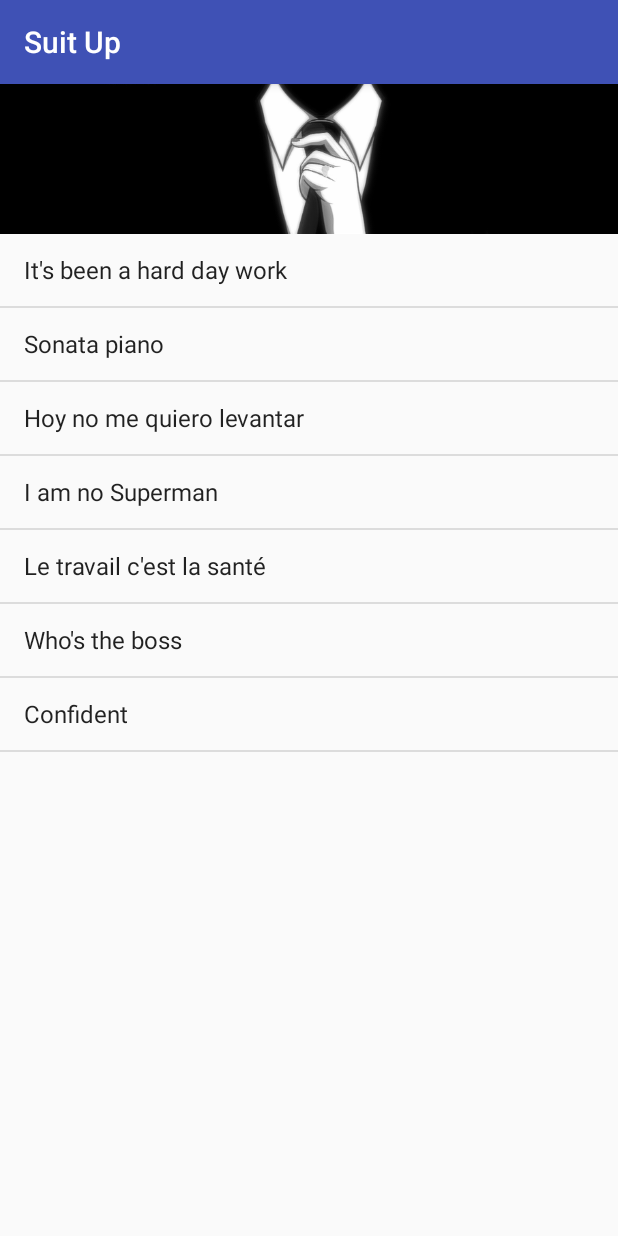
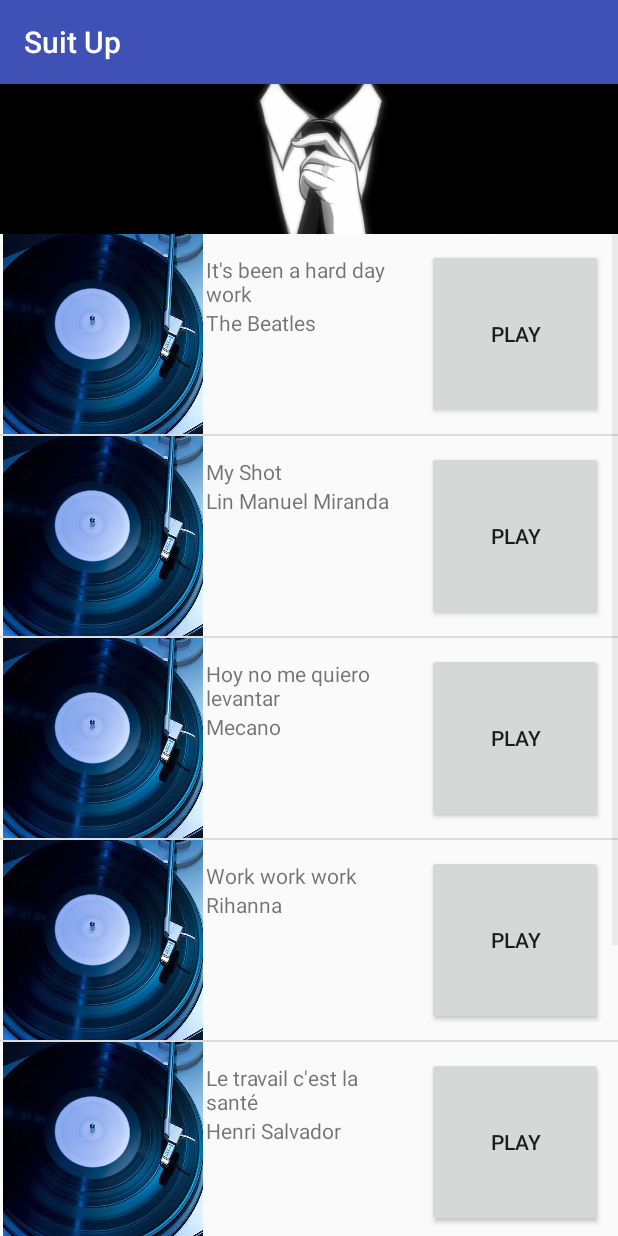
Before and after one commit to carquet/musicApp, an Android app: the SuitUpActivity screen opened directly, with no data from a screen before it, on a phone screen of 412 x 824 dp. Run offline under Robolectric (Android 15) with nearby library versions, the phone set to English and light mode, and no system bars.

Commit message:
adds a Song Adapater and on item click listener to all activities

```diff
--- a/app/src/main/java/com/example/android/musicapp/SuitUpActivity.java
+++ b/app/src/main/java/com/example/android/musicapp/SuitUpActivity.java
@@ -1,8 +1,10 @@
 package com.example.android.musicapp;
 
+import android.content.Intent;
 import android.support.v7.app.AppCompatActivity;
 import android.os.Bundle;
 import android.view.View;
+import android.widget.AdapterView;
 import android.widget.ArrayAdapter;
 import android.widget.LinearLayout;
 import android.widget.ListView;
@@ -17,23 +19,47 @@ public class SuitUpActivity extends AppCompatActivity {
         super.onCreate(savedInstanceState);
         setContentView(R.layout.activity_suit_up);
 
-        //create content - put it in a an ArraysList
-        ArrayList<String> suitUpSongs = new ArrayList<>();
-        suitUpSongs.add("It's been a hard day work");
-        suitUpSongs.add("Sonata piano");
-        suitUpSongs.add("Hoy no me quiero levantar");
-        suitUpSongs.add("I am no Superman");
-        suitUpSongs.add("Le travail c'est la santé");
-        suitUpSongs.add("Who's the boss");
-        suitUpSongs.add("Confident");
+        final ArrayList<Song> songsList = new ArrayList<>();
+        songsList.add(new Song(R.drawable.album,"It's been a hard day work","The Beatles"));
+        songsList.add(new Song(R.drawable.album,"My Shot","Lin Manuel Miranda"));
+        songsList.add(new Song(R.drawable.album,"Hoy no me quiero levantar","Mecano"));
+        songsList.add(new Song(R.drawable.album,"Work work work","Rihanna"));
+        songsList.add(new Song(R.drawable.album,"Le travail c'est la santé","Henri Salvador"));
+        songsList.add(new Song(R.drawable.album,"Who runs the world","Beyoncé"));
+        songsList.add(new Song(R.drawable.album,"Confident","Demi Lovato"));
 
         //1. create an adapter that loops through the array and put them into a bootstrap list item
-        ArrayAdapter<String> itemsAdapter = new ArrayAdapter<>(this, android.R.layout.simple_list_item_1, suitUpSongs);
+        SongAdapter itemsAdapter = new SongAdapter(this, songsList);
 
         //2. grab the view
         ListView songListView = (ListView) findViewById(R.id.songView);
 
         //3. plug the adapter onto the view
         songListView.setAdapter(itemsAdapter);
+
+        //Set item click listener on each item
+        /*
+        AdapterView: The AdapterView where the click happened
+        View: The view within the AdapterView that was clicked (this will be a view provided by the adapter)
+        int: The position of the view in the adapter.
+        long: The row id of the item that was clicked.
+         */
+        songListView.setOnItemClickListener(new AdapterView.OnItemClickListener() {
+
+            @Override
+            public void onItemClick(AdapterView<?> adapterView, View view,
+                                    int position, long id) {
+
+                Song currentSong = songsList.get(position);
+                String artist = currentSong.getmArtist();
+                String title = currentSong.getmTitle();
+
+                Intent listViewIntent = new Intent(SuitUpActivity.this, NowPlayingActivity.class);
+                listViewIntent.putExtra("message", artist);
+                listViewIntent.putExtra("message2", title);
+                startActivity(listViewIntent);
+
+            }
+        });
     }
 }
--- a/app/src/main/res/layout/activity_blue_horn.xml
+++ b/app/src/main/res/layout/activity_blue_horn.xml
@@ -11,7 +11,7 @@
         android:layout_width="match_parent"
         android:layout_height="100dp"
         android:src="@drawable/bluehorn"
-        android:background="#4700fa"/>
+        android:background="#fff"/>
     <ListView
         android:layout_width="match_parent"
         android:layout_height="match_parent"
@@ -19,5 +19,4 @@
 
     </ListView>
 
-
 </LinearLayout>
--- a/app/src/main/res/layout/activity_legendary.xml
+++ b/app/src/main/res/layout/activity_legendary.xml
@@ -19,5 +19,4 @@
 
     </ListView>
 
-
 </LinearLayout>
--- a/app/src/main/res/layout/activity_main.xml
+++ b/app/src/main/res/layout/activity_main.xml
@@ -76,9 +76,6 @@
 
         </LinearLayout>
 
-
     </LinearLayout>
 
-
-
 </LinearLayout>
--- a/app/src/main/res/layout/activity_suit_up.xml
+++ b/app/src/main/res/layout/activity_suit_up.xml
@@ -19,5 +19,4 @@
 
     </ListView>
 
-
 </LinearLayout>
--- a/app/src/main/res/layout/activity_yellow_umbrella.xml
+++ b/app/src/main/res/layout/activity_yellow_umbrella.xml
@@ -10,8 +10,8 @@
     <ImageView
         android:layout_width="match_parent"
         android:layout_height="100dp"
-        android:src="@drawable/umbrella_1588167_640"
-        android:background="#f7eb04"/>
+        android:src="@drawable/yellowumbrella"
+        android:background="#ffd400"/>
     <ListView
         android:layout_width="match_parent"
         android:layout_height="match_parent"
@@ -19,5 +19,4 @@
 
     </ListView>
 
-
 </LinearLayout>
--- a/app/src/main/res/layout/list_item.xml
+++ b/app/src/main/res/layout/list_item.xml
@@ -32,6 +32,7 @@
         android:id="@+id/play_button"
         android:layout_width="match_parent"
         android:layout_height="match_parent"
+        android:layout_margin="10dp"
         android:layout_weight="1"
         android:text="play"
         android:focusable="false"/>
```
Also changed, not shown: app/src/main/java/com/example/android/musicapp/LegendaryActivity.java (+38 -9 lines), app/src/main/java/com/example/android/musicapp/YellowUmbrellaActivity.java (+37 -7 lines), app/src/main/res/drawable-hdpi/yellowumbrella.png (added), app/src/main/res/drawable-mdpi/yellowumbrella.png (added), app/src/main/res/drawable-xhdpi/yellowumbrella.png (added), app/src/main/res/drawable-xxhdpi/yellowumbrella.png (added), app/src/main/res/drawable-xxxhdpi/yellowumbrella.png (added).
